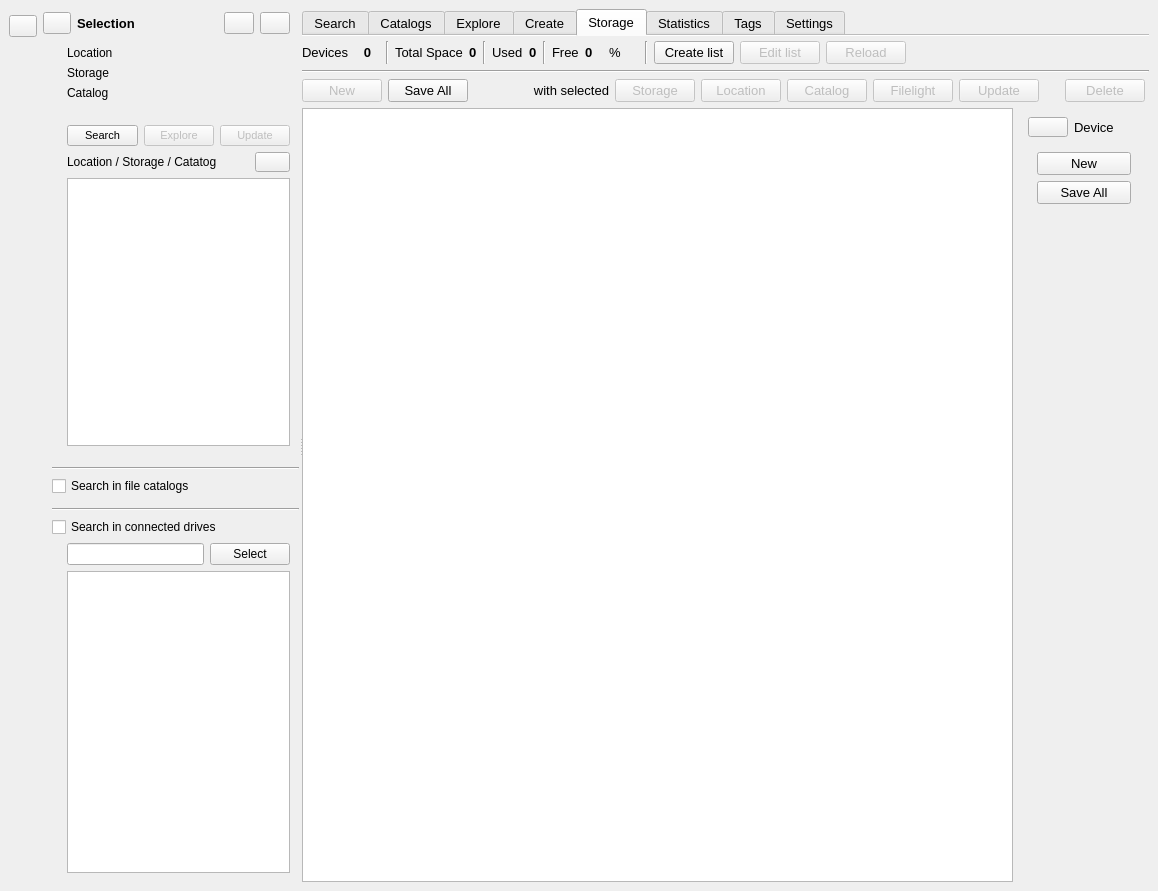
Before: the Qt Designer form mainwindow.ui in StephaneCouturier/Katalog, drawn with Qt 5.
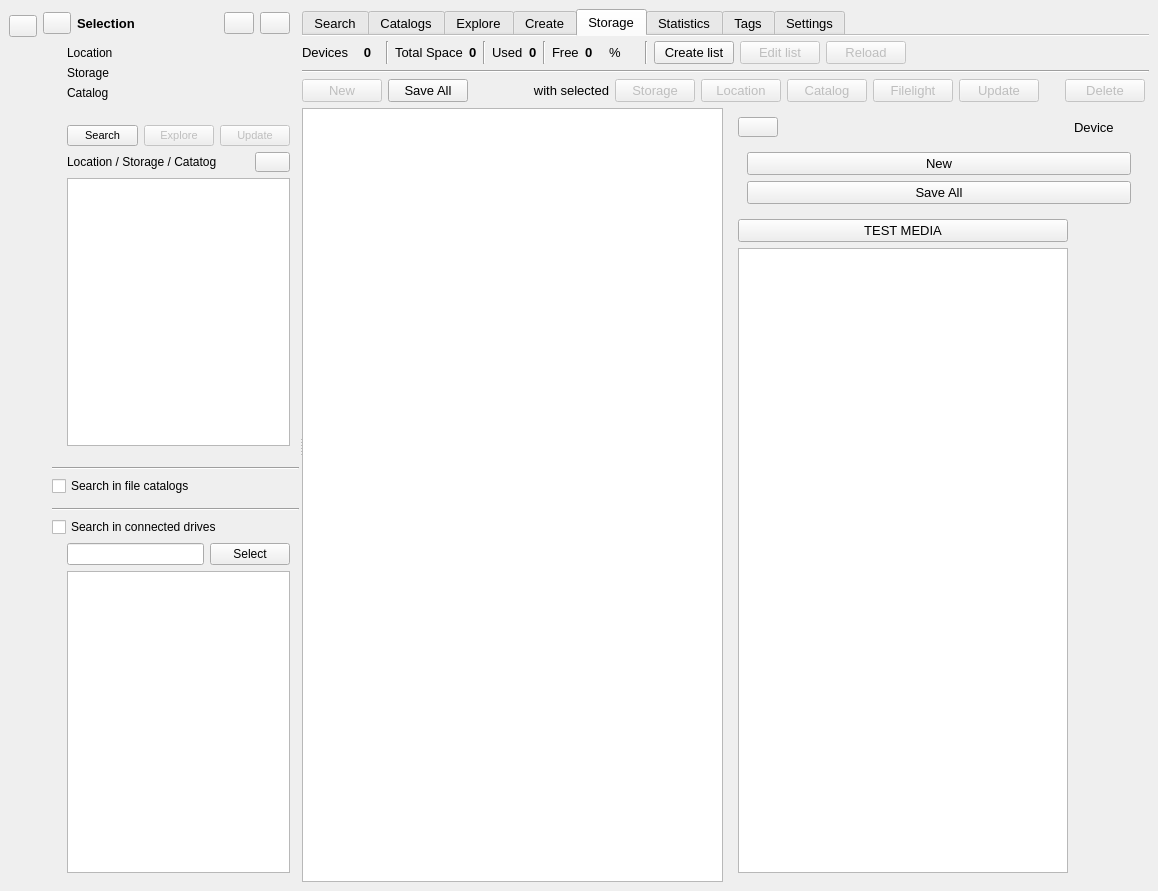
After: the same form once the commit is applied. The open tabs and pages were chosen to show the change. Icons and pictures are not drawn. Custom widgets are drawn as their Qt base class.

Commit message: https://github.com/StephaneCouturier/Katalog/issues/379

Patch:
```diff
--- a/mainwindow.ui
+++ b/mainwindow.ui
@@ -6289,7 +6289,7 @@
                    </layout>
                   </widget>
                  </item>
-                 <item row="3" column="2">
+                 <item row="4" column="2">
                   <spacer name="spacer">
                    <property name="orientation">
                     <enum>Qt::Vertical</enum>
@@ -6328,6 +6328,16 @@
                    </property>
                   </widget>
                  </item>
+                 <item row="3" column="0">
+                  <widget class="QPushButton" name="Storage_pushButton_TestMedia">
+                   <property name="text">
+                    <string>TEST MEDIA</string>
+                   </property>
+                  </widget>
+                 </item>
+                 <item row="4" column="0">
+                  <widget class="QListView" name="Storage_listView_Media"/>
+                 </item>
                 </layout>
                </widget>
               </item>
```
Left out of the diff: 6 changed lines with no effect on the pictures. The commit also changes 1 other file.
